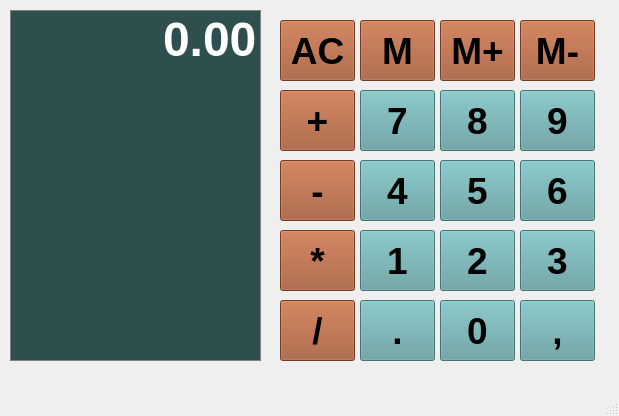
mateusribeirocampos/Calcd_Qt, file Calculator/calcd.ui: the form before one commit.
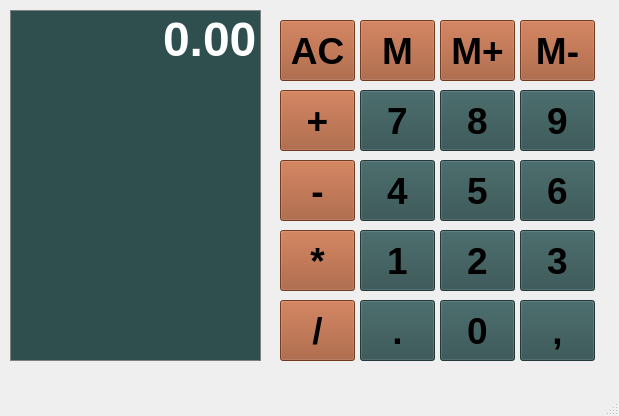
The form after the commit.

What changed in the file:
```diff
--- a/Calculator/calcd.ui
+++ b/Calculator/calcd.ui
@@ -44,7 +44,7 @@
     </property>
     <property name="styleSheet">
      <string notr="true">QPushButton{
-	background-color: #5F9EA0;
+	background-color: DarkSlateGray;
 	boder: 1px solid blue;
 	padding: 5px
 }
@@ -71,7 +71,7 @@
     </property>
     <property name="styleSheet">
      <string notr="true">QPushButton{
-	background-color: #5F9EA0;
+	background-color: DarkSlateGray;
 	boder: 1px solid blue;
 	padding: 5px
 }
@@ -98,7 +98,7 @@
     </property>
     <property name="styleSheet">
      <string notr="true">QPushButton{
-	background-color: #5F9EA0;
+	background-color: DarkSlateGray;
 	boder: 1px solid blue;
 	padding: 5px
 }
@@ -125,7 +125,7 @@
     </property>
     <property name="styleSheet">
      <string notr="true">QPushButton{
-	background-color: #5F9EA0;
+	background-color: DarkSlateGray;
 	boder: 1px solid blue;
 	padding: 5px
 }
@@ -152,7 +152,7 @@
     </property>
     <property name="styleSheet">
      <string notr="true">QPushButton{
-	background-color: #5F9EA0;
+	background-color: DarkSlateGray;
 	boder: 1px solid blue;
 	padding: 5px
 }
@@ -179,7 +179,7 @@
     </property>
     <property name="styleSheet">
      <string notr="true">QPushButton{
-	background-color: #5F9EA0;
+	background-color: DarkSlateGray;
 	boder: 1px solid blue;
 	padding: 5px
 }
@@ -206,7 +206,7 @@
     </property>
     <property name="styleSheet">
      <string notr="true">QPushButton{
-	background-color: #5F9EA0;
+	background-color: DarkSlateGray;
 	boder: 1px solid blue;
 	padding: 5px
 }
@@ -233,7 +233,7 @@
     </property>
     <property name="styleSheet">
      <string notr="true">QPushButton{
-	background-color: #5F9EA0;
+	background-color: DarkSlateGray;
 	boder: 1px solid blue;
 	padding: 5px
 }
@@ -260,7 +260,7 @@
     </property>
     <property name="styleSheet">
      <string notr="true">QPushButton{
-	background-color: #5F9EA0;
+	background-color: DarkSlateGray;
 	boder: 1px solid blue;
 	padding: 5px
 }
@@ -287,7 +287,7 @@
     </property>
     <property name="styleSheet">
      <string notr="true">QPushButton{
-	background-color: #5F9EA0;
+	background-color: DarkSlateGray;
 	boder: 1px solid blue;
 	padding: 5px
 }
@@ -314,7 +314,7 @@
     </property>
     <property name="styleSheet">
      <string notr="true">QPushButton{
-	background-color: #5F9EA0;
+	background-color: DarkSlateGray;
 	boder: 1px solid blue;
 	padding: 5px
 }
@@ -341,7 +341,7 @@
     </property>
     <property name="styleSheet">
      <string notr="true">QPushButton{
-	background-color: #5F9EA0;
+	background-color: DarkSlateGray;
 	boder: 1px solid blue;
 	padding: 5px
 }
```
